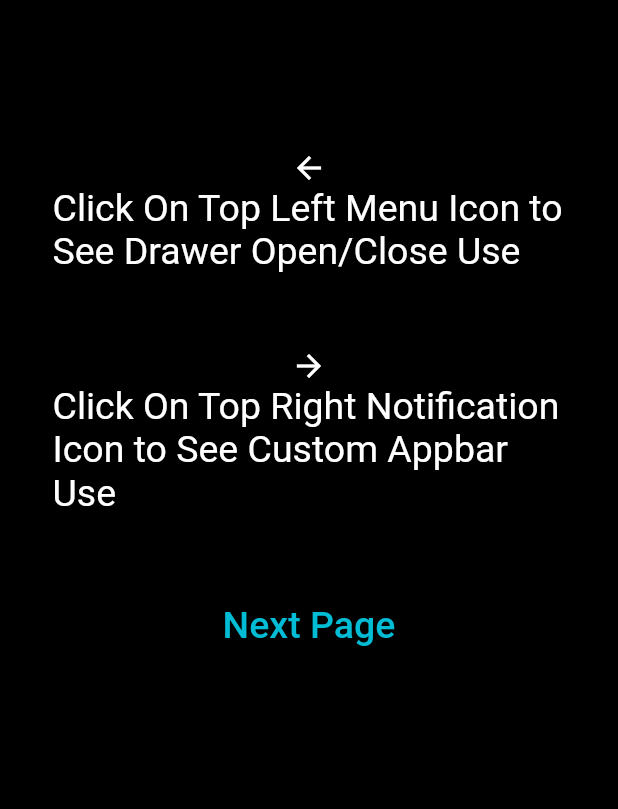
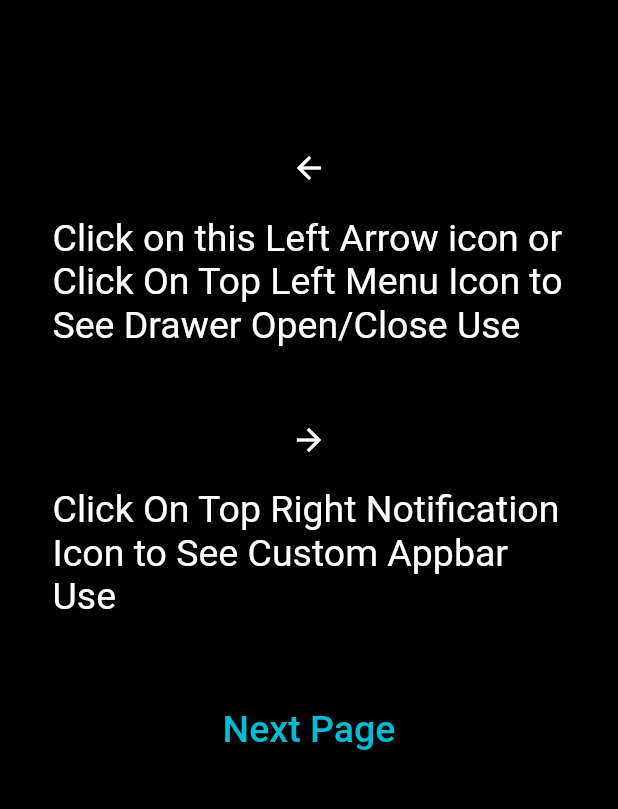
Before and after one commit to Haffshah/AppBar-Drawer-Tabbar-Example, a Flutter app: the screen it shows after launch, after a tap on "Custom AppBar In Multiple Screen", on a phone screen of 412 x 824 dp, the part 84-893 px from its top. Run offline on Flutter 3.47's test engine with Material 2 defaults, Android fonts, the phone set to English and light mode, and no system bars.

Commit message:
New Module TaBbar Created

```diff
--- a/lib/CustomeAppBar.dart
+++ b/lib/CustomeAppBar.dart
@@ -14,12 +14,18 @@ class CustomAppBar extends AppBar {
             actions: actions);
 }
 
-class ThirdPage extends StatelessWidget {
-  const ThirdPage({Key? key}) : super(key: key);
+class ThirdPage extends StatefulWidget {
+  @override
+  _ThirdPageState createState() => _ThirdPageState();
+}
+
+class _ThirdPageState extends State<ThirdPage> {
+  var _scafoldKey = GlobalKey<ScaffoldState>();
 
   @override
   Widget build(BuildContext context) {
     return Scaffold(
+      key: _scafoldKey,
       appBar: CustomAppBar(
         backgroundColor: Colors.amber,
         title: Text('Custom AppBar'),
@@ -50,12 +56,20 @@ class ThirdPage extends StatelessWidget {
               SizedBox(
                 height: 50.0,
               ),
-              Icon(
+              InkWell(
+                onTap: () {
+                  _scafoldKey.currentState?.openDrawer();
+                },
+                child: Icon(
                   Icons.arrow_back,
                   color: Colors.white,
                 ),
+              ),
+              SizedBox(
+                height: 20.0,
+              ),
               Text(
-                'Click On Top Left Menu Icon to See Drawer Open/Close Use',
+                'Click on this Left Arrow icon or Click On Top Left Menu Icon to See Drawer Open/Close Use',
                 style: TextStyle(fontSize: 25.0, color: Colors.white),
               ),
               SizedBox(
@@ -65,10 +79,14 @@ class ThirdPage extends StatelessWidget {
                 Icons.arrow_forward,
                 color: Colors.white,
               ),
+              SizedBox(
+                height: 20.0,
+              ),
               Text(
                 'Click On Top Right Notification Icon to See Custom Appbar Use',
                 style: TextStyle(fontSize: 25.0, color: Colors.white),
-              ), SizedBox(
+              ),
+              SizedBox(
                 height: 50.0,
               ),
               TextButton(
@@ -80,7 +98,10 @@ class ThirdPage extends StatelessWidget {
                     ),
                   );
                 },
-                child: Text('Next Page', style: TextStyle(color: Colors.cyan, fontSize: 25.0),),
+                child: Text(
+                  'Next Page',
+                  style: TextStyle(color: Colors.cyan, fontSize: 25.0),
+                ),
               ),
             ],
           ),
@@ -195,13 +216,13 @@ class DrawerEndClass extends StatelessWidget {
   Widget build(BuildContext context) {
     return Scaffold(
       appBar: CustomAppBar(
-
         title: Text('Notification'),
-        actions: [Padding(
-
+        actions: [
+          Padding(
             padding: const EdgeInsets.only(right: 15.0),
             child: Icon(Icons.call),
-        ),],
+          ),
+        ],
       ),
       body: Column(
         children: [
@@ -275,11 +296,12 @@ class FourthPage extends StatelessWidget {
       appBar: CustomAppBar(
         title: Text('Fourth Page '),
         // backgroundColor: Colors.green,
-        actions: [Padding(
-
+        actions: [
+          Padding(
             padding: const EdgeInsets.only(right: 15.0),
             child: Icon(Icons.account_circle_outlined),
-        ),],
+          ),
+        ],
       ),
     );
   }
--- a/lib/main.dart
+++ b/lib/main.dart
@@ -1,6 +1,8 @@
 import 'package:appbar_example/AppBar2.dart';
 import 'package:appbar_example/CustomeAppBar.dart';
 import 'package:flutter/material.dart';
+
+import 'TabBar.dart';
 
 void main() {
   runApp(MyApp());
@@ -85,11 +87,11 @@ class MainHome extends StatelessWidget {
                 Navigator.push(
                   context,
                   MaterialPageRoute(
-                    builder: (context) => AppBar2(),
+                    builder: (context) => TabBarclass(),
                   ),
                 );
               },
-              child: Text("Create Demo for Tabbar. "),
+              child: Text("Create Demo for Tabbar "),
             ),
           ],
         ),
--- a/pubspec.yaml
+++ b/pubspec.yaml
@@ -19,3 +19,7 @@ dev_dependencies:
 
 flutter:
   uses-material-design: true
+  assets:
+    - images/hanuman.jpg
+    - images/ganesha.jpg
+    - images/quote.png
```
Also changed, not shown: lib/TabBar.dart (added, +55 -0 lines), images/ganesha.jpg (added), images/hanuman.jpg (added), images/quote.png (added). Lines whose indentation alone changed are shown as unchanged.
